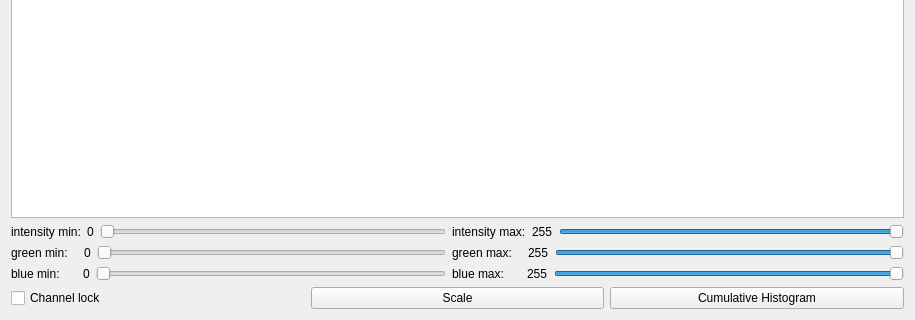
Before: the Qt Designer form src/HistogramWindow.ui in MCInversion/ImageProcessingSTU, drawn with Qt 5; both pictures show x 0 to 915 and y 280 to 600 of the 915 by 600 pixel window.
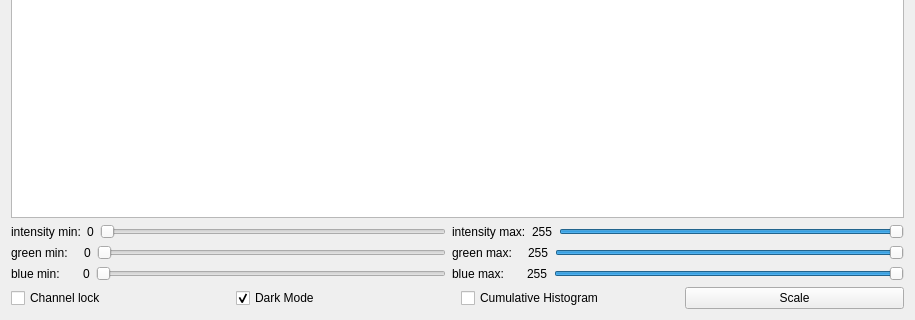
After: the same form once the commit is applied.

Commit message: multiple issues still present in histogram

The edit to the form file:
```diff
--- a/src/HistogramWindow.ui
+++ b/src/HistogramWindow.ui
@@ -21,6 +21,26 @@
        <property name="text">
         <string>Channel lock</string>
        </property>
+       <property name="checked">
+        <bool>false</bool>
+       </property>
+      </widget>
+     </item>
+     <item>
+      <widget class="QCheckBox" name="checkBoxDarkMode">
+       <property name="text">
+        <string>Dark Mode</string>
+       </property>
+       <property name="checked">
+        <bool>true</bool>
+       </property>
+      </widget>
+     </item>
+     <item>
+      <widget class="QCheckBox" name="checkBoxCumulative">
+       <property name="text">
+        <string>Cumulative Histogram</string>
+       </property>
       </widget>
      </item>
      <item>
@@ -30,13 +50,6 @@
        </property>
       </widget>
      </item>
-     <item>
-      <widget class="QPushButton" name="openCumHistButton">
-       <property name="text">
-        <string>Cumulative Histogram</string>
-       </property>
-      </widget>
-     </item>
     </layout>
    </item>
    <item row="3" column="0">
```
Left out of the diff: 53 changed lines with no effect on the pictures. The commit also changes 24 other files.
